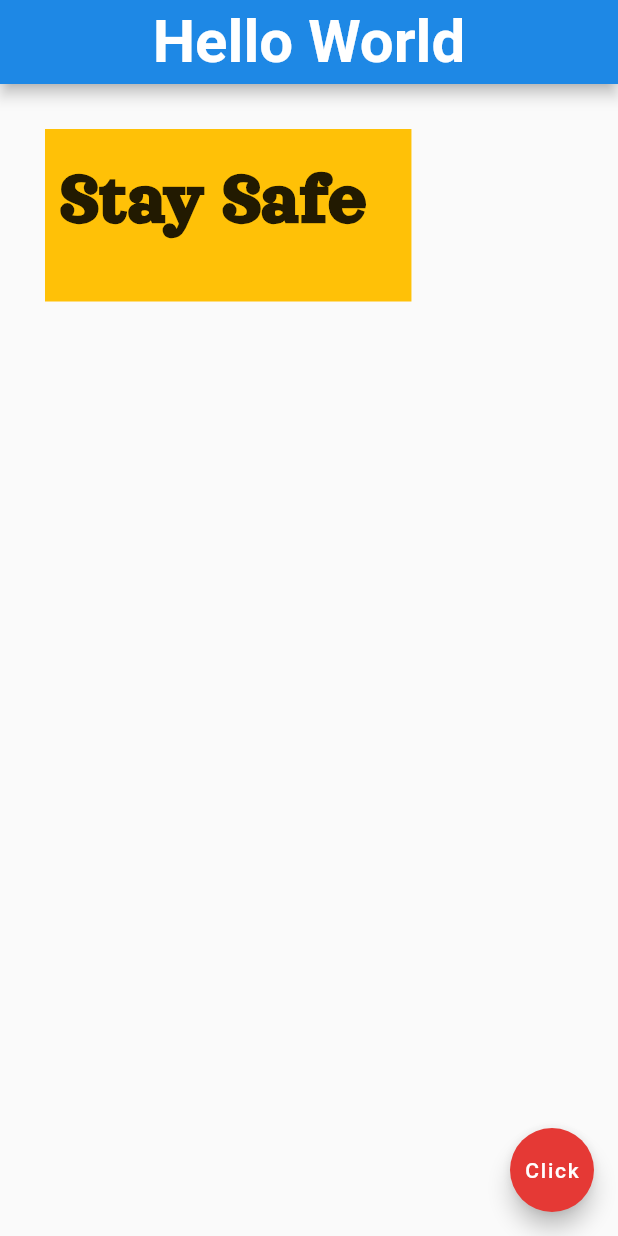
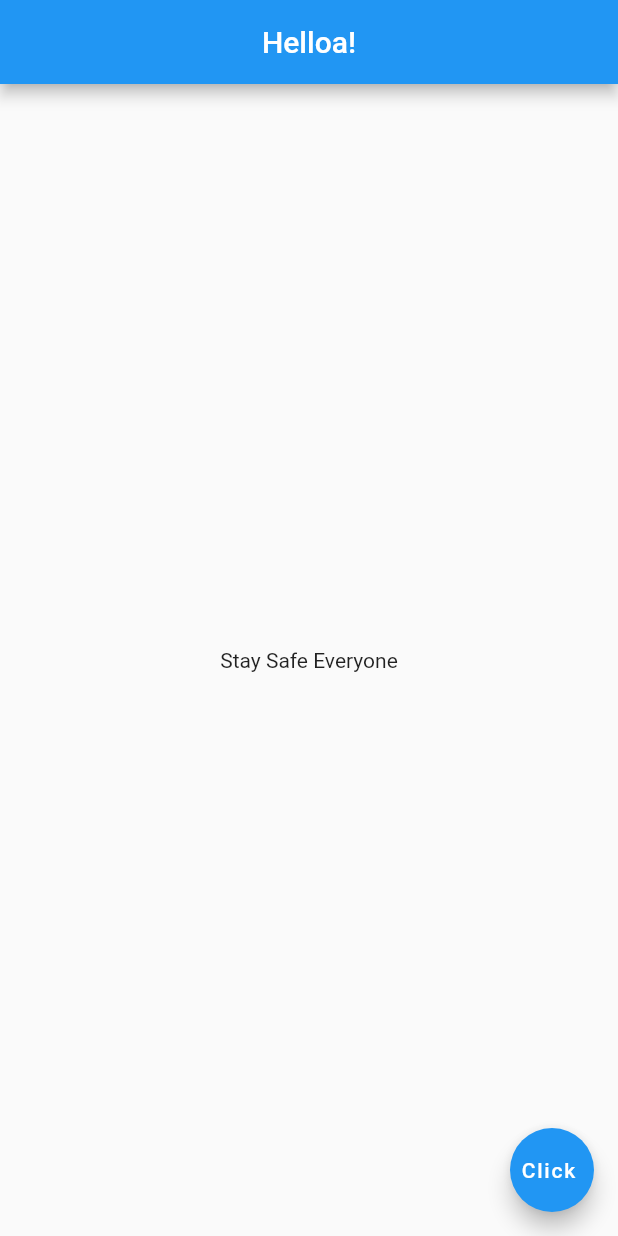
Before and after one commit to chittrakumari/my_first_flutter_project, a Flutter app: the screen it shows after launch, on a phone screen of 412 x 824 dp. Run offline on Flutter 3.47's test engine with Material 2 defaults, Android fonts, the phone set to English and light mode, and no system bars.

Commit message:
Scaffold Widget

```diff
--- a/lib/main.dart
+++ b/lib/main.dart
@@ -1,64 +1,22 @@
-
 import 'package:flutter/material.dart';
 
-void main() => runApp(MaterialApp(
-    debugShowCheckedModeBanner: false,
-  home: Home()
+//Scaffold widget helps us to build the basic layout of our app .We can add the appbar,icons, buttons etc.
+void main()=>runApp(MaterialApp(
+  home:Scaffold(
+    appBar: AppBar(
+      title: Text(
+        'Helloa!'
+      ),
+      centerTitle: true,
+
+    ),
+    body: Center(
+child:Text('Stay Safe Everyone'),
+
+),
+    floatingActionButton: FloatingActionButton(
+      child: Text('Click '),
+    ),
+),
 )
 );
-
-class Home extends StatelessWidget {
-  @override
-  Widget build(BuildContext context) {
-    return Scaffold(
-
-
-        appBar: AppBar(
-          title: Text('Hello World',style:
-          TextStyle(
-              fontSize: 40.0,
-              fontWeight: FontWeight.bold
-
-          ),
-          ),
-          centerTitle : true,
-
-          backgroundColor: Colors.blue[600],
-        ),
-
-
-        body:Container(
-          //Padding is the inside in the container
-          padding: EdgeInsets.fromLTRB(10.0,20.0,30.0,40.0),
-
-          //Marging is outside the container.
-    margin: EdgeInsets.all(30.0),
-
-          color: Colors.amber,
-          child: Text('Stay Safe',
-          style: TextStyle(
-              fontSize: 50.0,
-            fontWeight: FontWeight.bold,
-            fontFamily: 'OrelegaOne',
-          )
-          ),
-        ),
-
-
-
-
-
-        floatingActionButton: FloatingActionButton(
-          //Annoynomos function
-          onPressed:() {
-
-          },
-          backgroundColor: Colors.red[600],
-          child:Text('Click'),
-
-        )
-
-
-    );
-  }
-}
```
